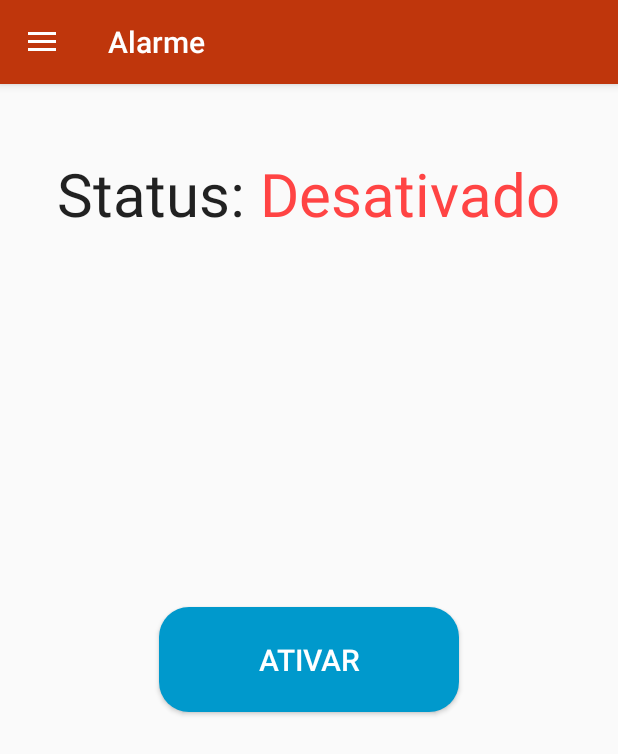
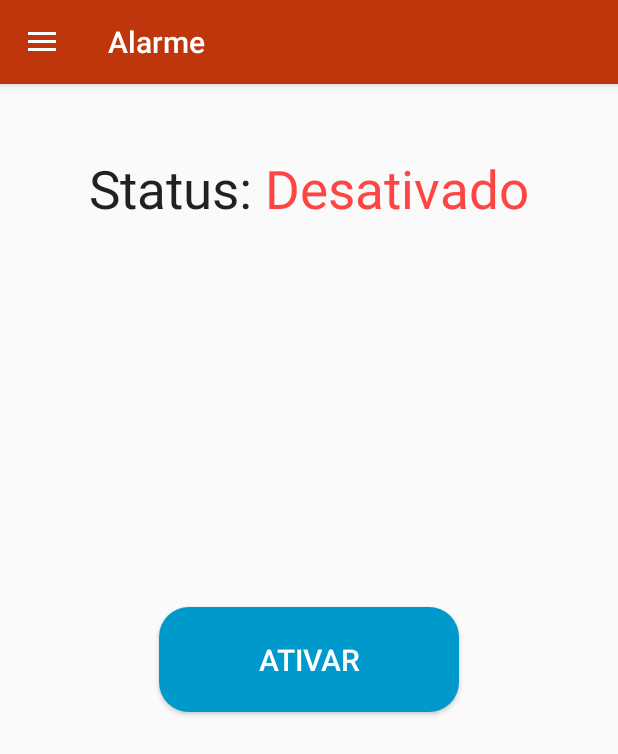
Before and after one commit to ismaelfreitas/php-home, an Android app: the screen it shows after launch (MainActivity), in the side drawer, after a tap on "Alarmes", on a phone screen of 412 x 824 dp. Shown: the top 754 px of the screen. Run offline under Robolectric (Android 15) with nearby library versions, the phone set to English and light mode, and no system bars.

Commit message:
Tamanho da fonte

```diff
--- a/app/src/main/res/layout/fragment_alarm.xml
+++ b/app/src/main/res/layout/fragment_alarm.xml
@@ -25,7 +25,7 @@
                 android:textAppearance="?android:attr/textAppearanceLarge"
                 android:text="Status: "
                 android:id="@+id/lbAlarme"
-                android:textSize="40dp" />
+                android:textSize="35dp" />
 
             <TextView
                 android:layout_width="wrap_content"
@@ -33,7 +33,7 @@
                 android:textAppearance="?android:attr/textAppearanceLarge"
                 android:text="Desativado"
                 android:id="@+id/alarme"
-                android:textSize="40dp"
+                android:textSize="35dp"
                 android:textColor="#ff4444" />
         </LinearLayout>
     </LinearLayout>
```
